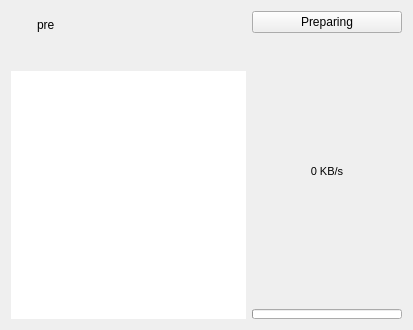
The window that src/ui/github/githubreleaseitemwidget.ui (kaniol-lck/modmanager) describes before a commit, drawn with Qt 5.
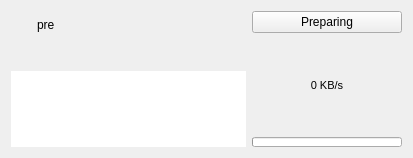
The same window after the commit. Icons and pictures are not drawn. Custom widgets are drawn as their Qt base class.

Commit message: github release height

Patch:
```diff
--- a/src/ui/github/githubreleaseitemwidget.ui
+++ b/src/ui/github/githubreleaseitemwidget.ui
@@ -7,7 +7,7 @@
     <x>0</x>
     <y>0</y>
     <width>413</width>
-    <height>330</height>
+    <height>158</height>
    </rect>
   </property>
   <property name="sizePolicy">
@@ -213,12 +213,6 @@
    </item>
    <item row="2" column="0">
     <widget class="QTextBrowser" name="body">
-     <property name="sizePolicy">
-      <sizepolicy hsizetype="Expanding" vsizetype="Expanding">
-       <horstretch>0</horstretch>
-       <verstretch>0</verstretch>
-      </sizepolicy>
-     </property>
      <property name="frameShape">
       <enum>QFrame::NoFrame</enum>
      </property>
```
The commit also changes 7 other files.
